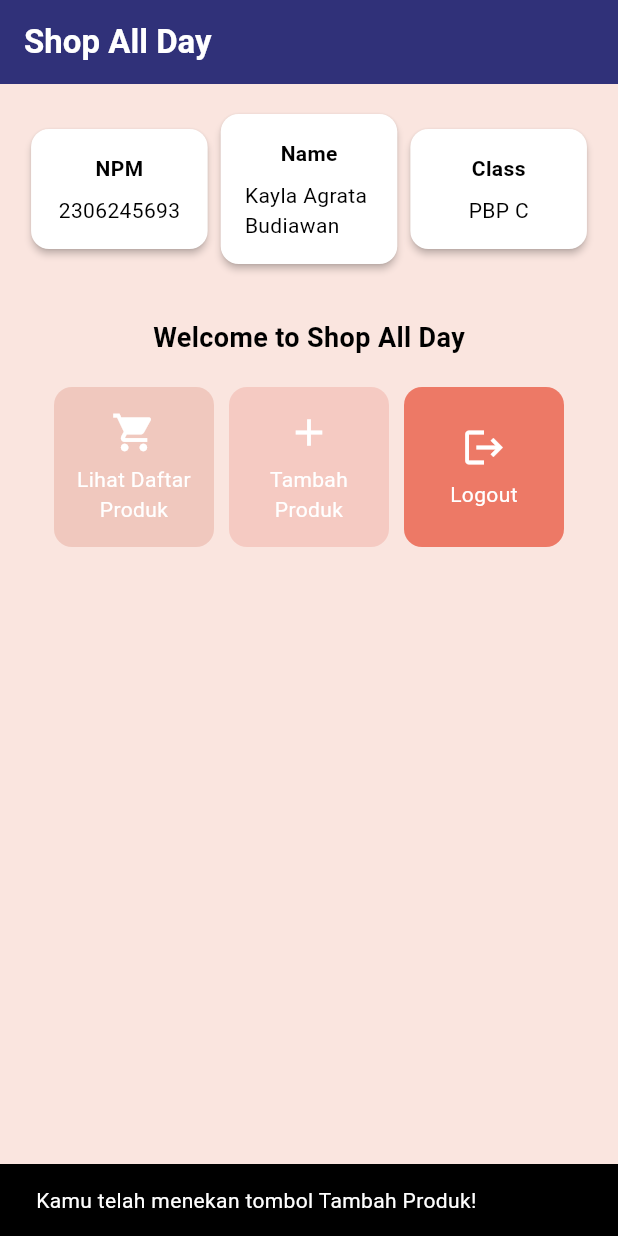
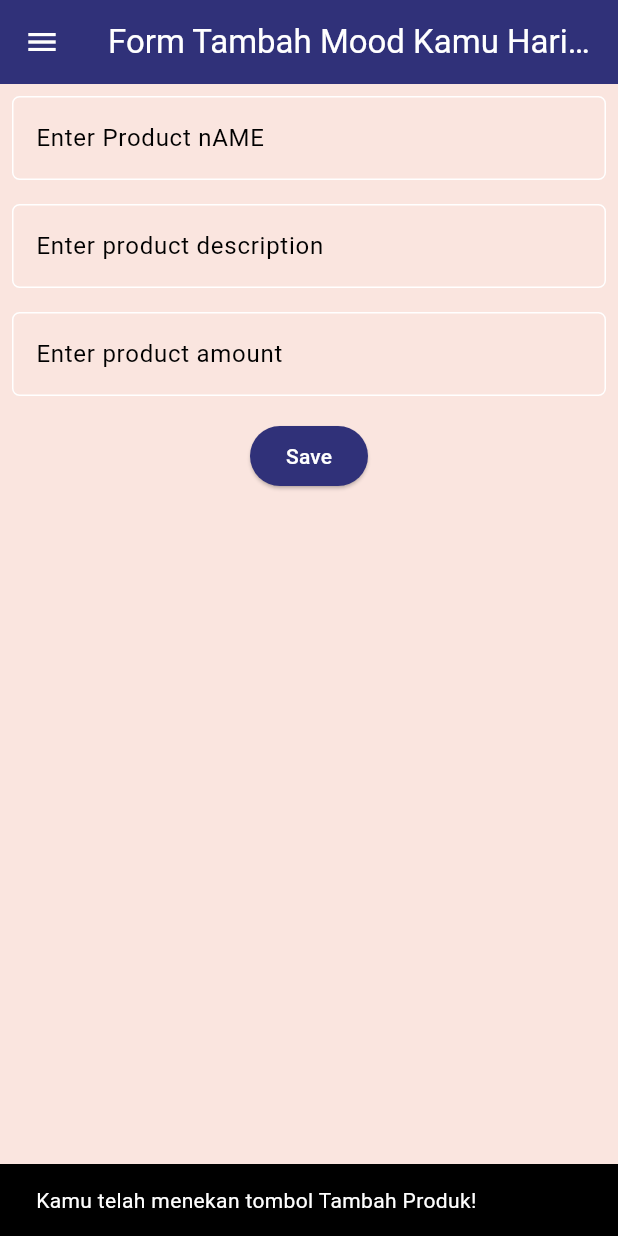
Before and after one commit to kaylagrata/shop-all-day-mobile, a Flutter app: the screen it shows after launch, after a tap on "Tambah Produk", on a phone screen of 412 x 824 dp. Run offline on Flutter 3.47's test engine with Material 3 defaults, Android fonts, the phone set to English and light mode, and no system bars.

Commit message:
Menambahkan Flutter Navigation, Layouts, Forms, README

```diff
--- a/shop_all_day/lib/main.dart
+++ b/shop_all_day/lib/main.dart
@@ -1,5 +1,5 @@
 import 'package:flutter/material.dart';
-import 'package:shop_all_day/menu.dart';
+import 'package:shop_all_day/screens/menu.dart';
 
 void main() {
   runApp(const MyApp());
--- a/shop_all_day/lib/menu.dart
+++ b/shop_all_day/lib/screens/menu.dart
@@ -1,4 +1,7 @@
 import 'package:flutter/material.dart';
+import 'package:shop_all_day/widgets/left_drawer.dart';
+import 'package:shop_all_day/widgets/product_card.dart';
+
 
 class MyHomePage extends StatelessWidget {
    MyHomePage({super.key});
@@ -28,7 +31,9 @@
         ),
         // Warna latar belakang AppBar diambil dari skema warna tema aplikasi.
         backgroundColor: Theme.of(context).colorScheme.primary,
+        iconTheme: const IconThemeData(color: Colors.white),
       ),
+      drawer: const LeftDrawer(),
       // Body halaman dengan padding di sekelilingnya.
       body: Padding(
         padding: const EdgeInsets.all(16.0),
@@ -124,64 +129,3 @@
     );
   }
 }
-
-class ItemHomepage {
-     final String name;
-     final IconData icon;
-     final Color color;
-
-     ItemHomepage(this.name, this.icon, this.color);
- }
-
-class ItemCard extends StatelessWidget {
-  // Menampilkan kartu dengan ikon dan nama.
-
-  final ItemHomepage item;
-
-  const ItemCard(this.item, {super.key});
-
-  @override
-  Widget build(BuildContext context) {
-    return Material(
-      // Menentukan warna latar belakang dari tema aplikasi.
-      color: item.color,
-      // Membuat sudut kartu melengkung.
-      borderRadius: BorderRadius.circular(12),
-
-      child: InkWell(
-        // Aksi ketika kartu ditekan.
-        onTap: () {
-          // Menampilkan pesan SnackBar saat kartu ditekan.
-          ScaffoldMessenger.of(context)
-            ..hideCurrentSnackBar()
-            ..showSnackBar(
-              SnackBar(content: Text("Kamu telah menekan tombol ${item.name}!"))
-            );
-        },
-        // Container untuk menyimpan Icon dan Text
-        child: Container(
-          padding: const EdgeInsets.all(8),
-          child: Center(
-            child: Column(
-              // Menyusun ikon dan teks di tengah kartu.
-              mainAxisAlignment: MainAxisAlignment.center,
-              children: [
-                Icon(
-                  item.icon,
-                  color: Colors.white,
-                  size: 30.0,
-                ),
-                const Padding(padding: EdgeInsets.all(3)),
-                Text(
-                  item.name,
-                  textAlign: TextAlign.center,
-                  style: const TextStyle(color: Colors.white),
-                ),
-              ],
-            ),
-          ),
-        ),
-      ),
-    );
-  }
-}
--- /dev/null
+++ b/shop_all_day/lib/screens/productentry_form.dart
@@ -0,0 +1,161 @@
+import 'package:flutter/material.dart';
+import 'package:shop_all_day/widgets/left_drawer.dart';
+
+class ProductEntryFormPage extends StatefulWidget {
+  const ProductEntryFormPage({super.key});
+
+  @override
+  State<ProductEntryFormPage> createState() => _ProductEntryFormPageState();
+}
+
+class _ProductEntryFormPageState extends State<ProductEntryFormPage> {
+  final _formKey = GlobalKey<FormState>();
+  String _product = "";
+  String _description = "";
+  int _amount = 0;
+
+  @override
+  Widget build(BuildContext context) {
+    return Scaffold(
+      appBar: AppBar(
+        title: const Center(
+          child: Text(
+            'Form Tambah Mood Kamu Hari ini',
+          ),
+        ),
+        backgroundColor: Theme.of(context).colorScheme.primary,
+        foregroundColor: Colors.white,
+      ),
+      drawer: const LeftDrawer(),
+      body: Form(
+        key: _formKey,
+        child: SingleChildScrollView(
+          child: Column(
+            crossAxisAlignment: CrossAxisAlignment.start,
+            children: [
+              Padding(
+                padding: const EdgeInsets.all(8.0),
+                child: TextFormField(
+                  decoration: InputDecoration(
+                    hintText: "Product",
+                    labelText: "Enter Product nAME",
+                    border: OutlineInputBorder(
+                      borderRadius: BorderRadius.circular(5.0),
+                    ),
+                  ),
+                  onChanged: (String? value) {
+                    setState(() {
+                      _product = value!;
+                    });
+                  },
+                  validator: (String? value) {
+                    if (value == null || value.isEmpty) {
+                      return "Produk tidak boleh kosong!";
+                    }
+                    return null;
+                  },
+                ),
+              ),
+              Padding(
+                padding: const EdgeInsets.all(8.0),
+                child: TextFormField(
+                  decoration: InputDecoration(
+                    hintText: "Description",
+                    labelText: "Enter product description",
+                    border: OutlineInputBorder(
+                      borderRadius: BorderRadius.circular(5.0),
+                    ),
+                  ),
+                  onChanged: (String? value) {
+                    setState(() {
+                      _description = value!;
+                    });
+                  },
+                  validator: (String? value) {
+                    if (value == null || value.isEmpty) {
+                      return "Deskripsi tidak boleh kosong!";
+                    }
+                    return null;
+                  },
+                ),
+              ),
+              Padding(
+                padding: const EdgeInsets.all(8.0),
+                child: TextFormField(
+                  decoration: InputDecoration(
+                    hintText: "Amount",
+                    labelText: "Enter product amount",
+                    border: OutlineInputBorder(
+                      borderRadius: BorderRadius.circular(5.0),
+                    ),
+                  ),
+                  onChanged: (String? value) {
+                    setState(() {
+                      _amount = int.tryParse(value!) ?? 0;
+                    });
+                  },
+                  validator: (String? value) {
+                    if (value == null || value.isEmpty) {
+                      return "Amount tidak boleh kosong!";
+                    }
+                    if (int.tryParse(value) == null) {
+                      return "Amount harus berupa angka!";
+                    }
+                    return null;
+                  },
+                ),
+              ),
+              Align(
+                alignment: Alignment.bottomCenter,
+                child: Padding(
+                  padding: const EdgeInsets.all(8.0),
+                  child: ElevatedButton(
+                    style: ButtonStyle(
+                      backgroundColor: MaterialStateProperty.all(
+                          Theme.of(context).colorScheme.primary),
+                    ),
+                    onPressed: () {
+                      if (_formKey.currentState!.validate()) {
+                        showDialog(
+                          context: context,
+                          builder: (context) {
+                            return AlertDialog(
+                              title: const Text('Produk berhasil tersimpan'),
+                              content: SingleChildScrollView(
+                                child: Column(
+                                  crossAxisAlignment: CrossAxisAlignment.start,
+                                  children: [
+                                    Text('Nama produk: $_product'),
+                                    Text('Amount: $_amount'),
+                                    Text('Description: $_description'),
+                                  ],
+                                ),
+                              ),
+                              actions: [
+                                TextButton(
+                                  child: const Text('OK'),
+                                  onPressed: () {
+                                    Navigator.pop(context);
+                                    _formKey.currentState!.reset();
+                                  },
+                                ),
+                              ],
+                            );
+                          },
+                        );
+                      }
+                    },
+                    child: const Text(
+                      "Save",
+                      style: TextStyle(color: Colors.white),
+                    ),
+                  ),
+                ),
+              ),
+            ],
+          )
+        ),
+      ),
+    );
+  }
+}
--- /dev/null
+++ b/shop_all_day/lib/widgets/left_drawer.dart
@@ -0,0 +1,69 @@
+import 'package:flutter/material.dart';
+import 'package:shop_all_day/screens/menu.dart';
+import 'package:shop_all_day/screens/productentry_form.dart';
+
+class LeftDrawer extends StatelessWidget {
+  const LeftDrawer({super.key});
+
+  @override
+  Widget build(BuildContext context) {
+    return Drawer(
+      child: ListView(
+        children: [
+          DrawerHeader(
+            decoration: BoxDecoration(
+              color: Theme.of(context).colorScheme.primary,
+            ),
+            child: const Column(
+              children: [
+                Text(
+                  'Shop All Day',
+                  textAlign: TextAlign.center,
+                  style: TextStyle(
+                    fontSize: 24,
+                    fontWeight: FontWeight.bold,
+                    color: Colors.white,
+                  ),
+                ),
+                Padding(padding: EdgeInsets.all(8)),
+                Text(
+                  "Ayo berbelanja disini!",
+                  textAlign: TextAlign.center, // Center alignment
+                  style: TextStyle(
+                  fontSize: 15.0, // Font size 15
+                  color: Colors.white, // White color
+                  fontWeight: FontWeight.normal, // Normal weight
+                  ),
+                ),
+              ],
+            ),
+          ),
+          ListTile(
+            leading: const Icon(Icons.home_outlined),
+            title: const Text('Halaman Utama'),
+            // Bagian redirection ke MyHomePage
+            onTap: () {
+              Navigator.pushReplacement(
+                  context,
+                  MaterialPageRoute(
+                    builder: (context) => MyHomePage(),
+                  ));
+            },
+          ),
+          ListTile(
+            leading: const Icon(Icons.shopping_bag_outlined),
+            title: const Text('Tambah Produk'),
+            // Bagian redirection ke MoodEntryFormPage
+            onTap: () {
+              Navigator.push(
+                  context,
+                  MaterialPageRoute(
+                    builder: (context) => const ProductEntryFormPage(),
+                  ));
+            },
+          ),
+        ],
+      ),
+    );
+  }
+}
--- /dev/null
+++ b/shop_all_day/lib/widgets/product_card.dart
@@ -0,0 +1,72 @@
+import 'package:flutter/material.dart';
+import 'package:shop_all_day/screens/productentry_form.dart';
+
+class ItemHomepage {
+     final String name;
+     final IconData icon;
+     final Color color;
+
+     ItemHomepage(this.name, this.icon, this.color);
+ }
+
+class ItemCard extends StatelessWidget {
+  // Menampilkan kartu dengan ikon dan nama.
+
+  final ItemHomepage item;
+
+  const ItemCard(this.item, {super.key});
+
+  @override
+  Widget build(BuildContext context) {
+    return Material(
+      // Menentukan warna latar belakang dari tema aplikasi.
+      color: item.color,
+      // Membuat sudut kartu melengkung.
+      borderRadius: BorderRadius.circular(12),
+
+      child: InkWell(
+        // Aksi ketika kartu ditekan.
+        onTap: () {
+          // Menampilkan pesan SnackBar saat kartu ditekan.
+          ScaffoldMessenger.of(context)
+            ..hideCurrentSnackBar()
+            ..showSnackBar(
+              SnackBar(content: Text("Kamu telah menekan tombol ${item.name}!"))
+            );
+           // Navigate ke route yang sesuai (tergantung jenis tombol)
+          if (item.name == "Tambah Produk") {
+            Navigator.push(
+              context,
+              MaterialPageRoute(
+                builder: (context) => const ProductEntryFormPage(),
+              ),
+            );
+          }
+        },
+        // Container untuk menyimpan Icon dan Text
+        child: Container(
+          padding: const EdgeInsets.all(8),
+          child: Center(
+            child: Column(
+              // Menyusun ikon dan teks di tengah kartu.
+              mainAxisAlignment: MainAxisAlignment.center,
+              children: [
+                Icon(
+                  item.icon,
+                  color: Colors.white,
+                  size: 30.0,
+                ),
+                const Padding(padding: EdgeInsets.all(3)),
+                Text(
+                  item.name,
+                  textAlign: TextAlign.center,
+                  style: const TextStyle(color: Colors.white),
+                ),
+              ],
+            ),
+          ),
+        ),
+      ),
+    );
+  }
+}
```
Also changed, not shown: 1 other file.
